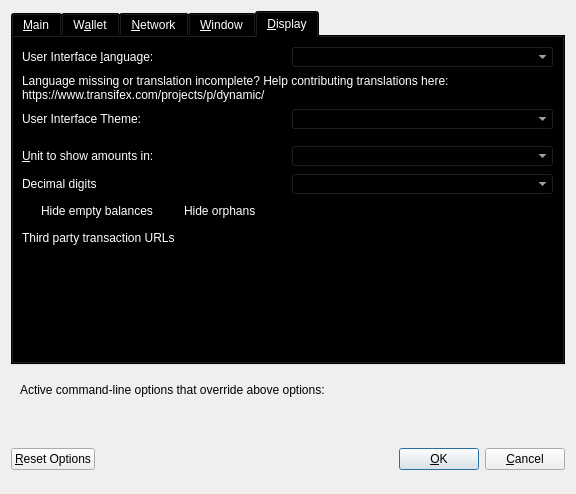
This is src/qt/forms/optionsdialog.ui in duality-solutions/Dynamic as Qt 5 draws it before an edit. The edited form follows.
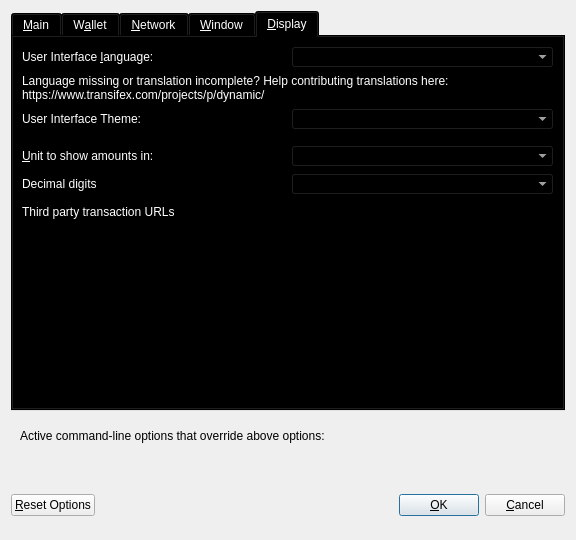
This is the edited form. Custom widgets are drawn as their Qt base class.

Commit message: [Qt] Tidy Options Dialog and Remove unneeded option

```diff
--- a/src/qt/forms/optionsdialog.ui
+++ b/src/qt/forms/optionsdialog.ui
@@ -7,7 +7,7 @@
     <x>0</x>
     <y>0</y>
     <width>576</width>
-    <height>494</height>
+    <height>540</height>
    </rect>
   </property>
   <property name="windowTitle">
@@ -3558,6 +3558,16 @@
             </property>
            </widget>
           </item>
+        <item>
+          <widget class="QCheckBox" name="checkBoxHideOrphans">
+           <property name="toolTip">
+            <string>Hide orphans in transaction lists</string>
+           </property>
+           <property name="text">
+            <string>Hide orphans</string>
+           </property>
+          </widget>
+         </item>
          </layout>
         </widget>
        </item>
@@ -7866,48 +7876,8 @@
         </layout>
        </item>
        <item>
-        <layout class="QHBoxLayout" name="horizontalLayout_3_Display">
-            <item>
-             <widget class="QCheckBox" name="checkBoxHideZeroBalances">
-              <property name="toolTip">
-               <string>Hide empty balances</string>
-              </property>
-              <property name="layoutDirection">
-               <enum>Qt::LeftToRight</enum>
-              </property>
-              <property name="text">
-               <string>Hide empty balances</string>
-              </property>
-             </widget>
-            </item>
-            <item>
-             <widget class="QCheckBox" name="checkBoxHideOrphans">
-              <property name="toolTip">
-               <string>Hide orphans in transaction lists</string>
-              </property>
-              <property name="text">
-               <string>Hide orphans</string>
-              </property>
-             </widget>
-            </item>
-            <item>
-             <spacer name="horizontalSpacer">
-              <property name="orientation">
-               <enum>Qt::Horizontal</enum>
-              </property>
-              <property name="sizeHint" stdset="0">
-               <size>
-                <width>40</width>
-                <height>20</height>
-               </size>
-              </property>
-             </spacer>
-            </item>
-           </layout>
-          </item>
-          <item>
-           <layout class="QHBoxLayout" name="horizontalLayout_6_Display">
-         <item>        
+        <layout class="QHBoxLayout" name="horizontalLayout_6_Display">
+         <item>
           <widget class="QLabel" name="thirdPartyTxUrlsLabel">
            <property name="toolTip">
             <string>Third party URLs (e.g. a block explorer) that appear in the transactions tab as context menu items.&lt;br/&gt;%s in the URL is replaced by transaction hash. Multiple URLs are separated by vertical bar |.</string>
```
Left out of the diff: 45 changed lines with no effect on the pictures. The commit also changes 4 other files.
